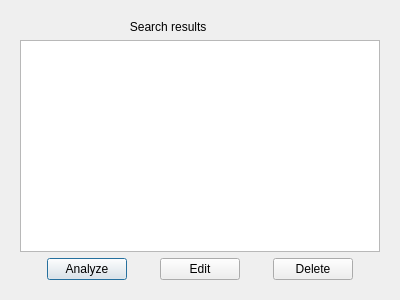
The window that VLNvika3/searchresults.ui (Gylfian/VLN-vika-3) describes before a commit, drawn with Qt 5.
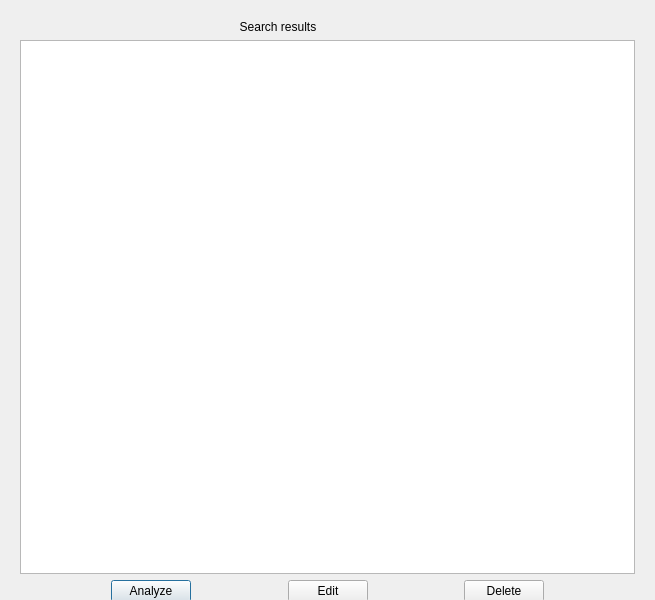
The same window after the commit.

Commit message: search remake

The edit to the form file:
```diff
--- a/VLNvika3/searchresults.ui
+++ b/VLNvika3/searchresults.ui
@@ -6,20 +6,20 @@
    <rect>
     <x>0</x>
     <y>0</y>
-    <width>400</width>
-    <height>300</height>
+    <width>655</width>
+    <height>600</height>
    </rect>
   </property>
   <property name="minimumSize">
    <size>
-    <width>400</width>
-    <height>300</height>
+    <width>600</width>
+    <height>600</height>
    </size>
   </property>
   <property name="maximumSize">
    <size>
-    <width>400</width>
-    <height>300</height>
+    <width>1000</width>
+    <height>2000</height>
    </size>
   </property>
   <property name="windowTitle">
@@ -28,6 +28,12 @@
   <layout class="QVBoxLayout" name="verticalLayout_2">
    <item>
     <widget class="QStackedWidget" name="pageWidget">
+     <property name="minimumSize">
+      <size>
+       <width>300</width>
+       <height>600</height>
+      </size>
+     </property>
      <property name="currentIndex">
       <number>0</number>
      </property>
@@ -36,12 +42,12 @@
        <item>
         <widget class="QLabel" name="label">
          <property name="text">
-          <string>                                 Search results</string>
+          <string>                                                                  Search results</string>
          </property>
         </widget>
        </item>
        <item>
-        <widget class="QListWidget" name="scientistList"/>
+        <widget class="QTableWidget" name="scientistList"/>
        </item>
        <item>
         <layout class="QHBoxLayout" name="horizontalLayout">
```
Left out of the diff: 4 changed lines with no effect on the pictures. The commit also changes 4 other files.
